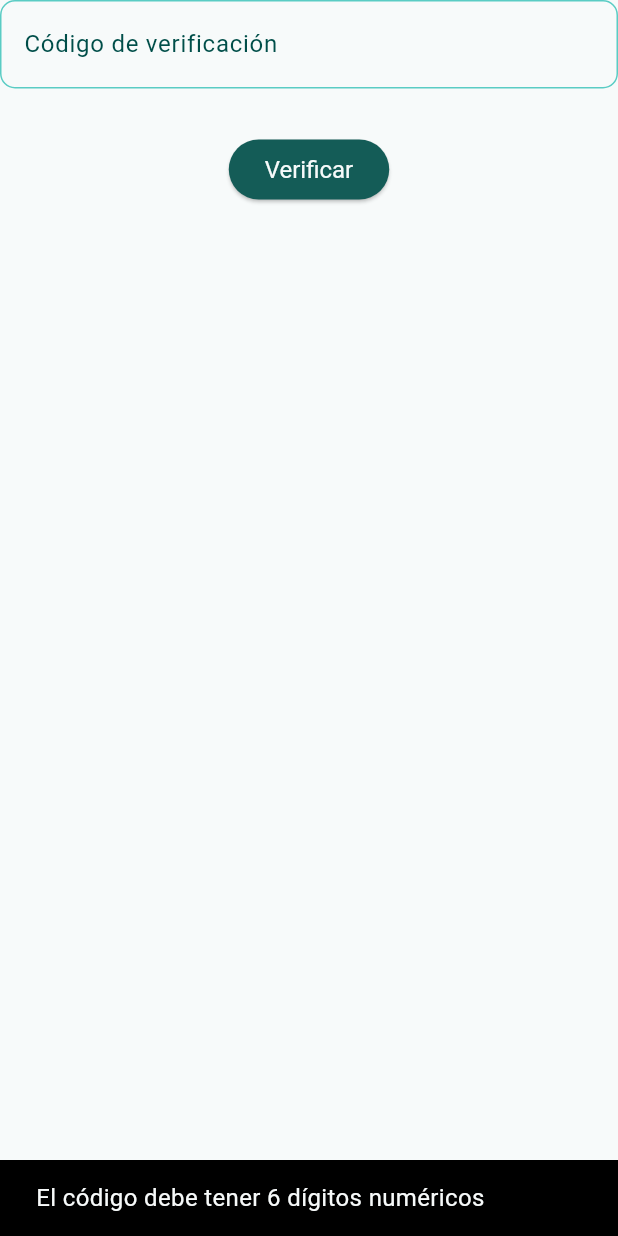
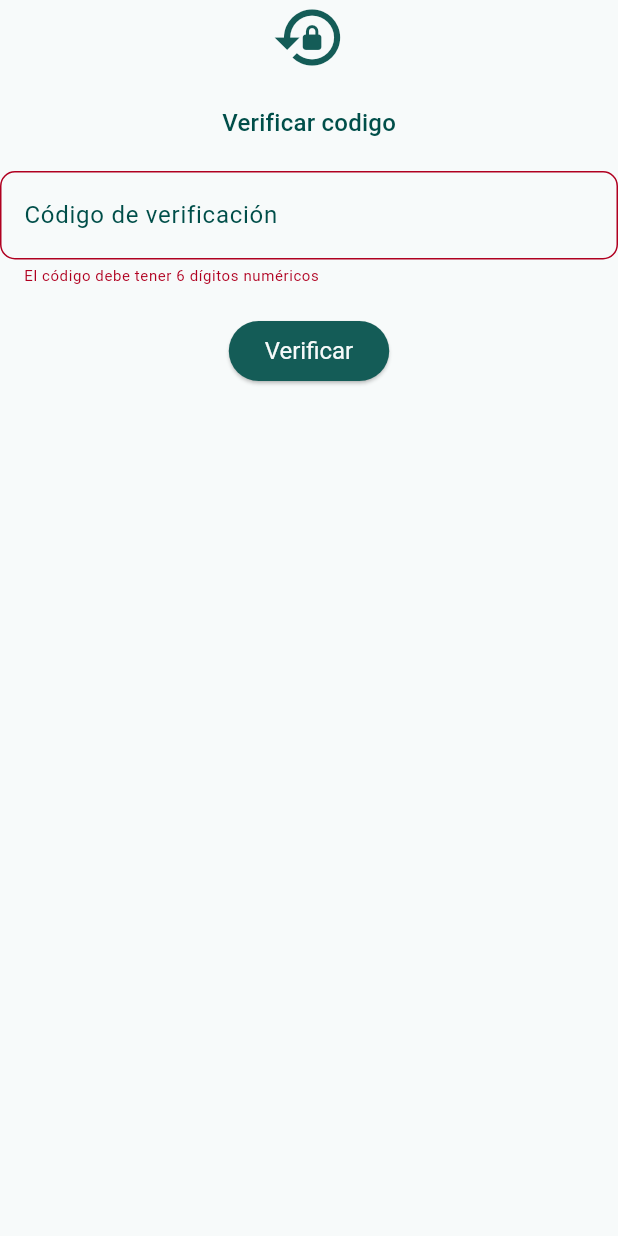
Before and after one commit to Emmanueloz/frontend_water_quality, a Flutter app: the CodeForm widget shown alone on an empty page, opened directly with empty values, after a tap on "Verificar", on a phone screen of 412 x 824 dp. Run offline on Flutter 3.47's test engine with Material 3 defaults, Android fonts, the phone set to English and light mode, and no system bars; our stand-ins replace dio, fl_chart, flutter_map, go_router, hive, latlong2; missing offline and left inert: flutter_map_cancellable_tile_provider, girix_code_gauge, intl_mobile_field; accounts and stored records are empty.

Commit message:
refactor: Refactorizar formularios de código y correo electrónico para utilizar StatelessWidget y agregar validaciones en los campos de entrada. Mejorar la estructura del formulario y la gestión de errores.

```diff
--- a/lib/presentation/widgets/specific/auth/code_form.dart
+++ b/lib/presentation/widgets/specific/auth/code_form.dart
@@ -1,49 +1,55 @@
 import 'package:flutter/material.dart';
 
-class CodeForm extends StatefulWidget {
+class CodeForm extends StatelessWidget {
   final void Function(String code) onValid;
 
-  const CodeForm({super.key, required this.onValid});
+  CodeForm({super.key, required this.onValid});
 
-  @override
-  State<CodeForm> createState() => _CodeFormState();
-}
-
-class _CodeFormState extends State<CodeForm> {
   final TextEditingController _controller = TextEditingController();
 
   void _submit() {
     final code = _controller.text.trim();
-    if (code.length != 6 || int.tryParse(code) == null) {
-      _showSnackBar("El código debe tener 6 dígitos numéricos");
-      return;
-    }
 
-    widget.onValid(code);
-  }
-
-  void _showSnackBar(String msg) {
-    ScaffoldMessenger.of(context).showSnackBar(SnackBar(content: Text(msg)));
+    onValid(code);
   }
 
   @override
   Widget build(BuildContext context) {
-    return Column(
+    final formKey = GlobalKey<FormState>();
+
+    return Form(
+      key: formKey,
+      child: Column(
+        crossAxisAlignment: CrossAxisAlignment.center,
+        spacing: 20,
         children: [
-        TextField(
+          const Icon(Icons.lock_reset, size: 50),
+          Text('Verificar codigo',
+              style: Theme.of(context).textTheme.titleMedium),
+          TextFormField(
             controller: _controller,
             keyboardType: TextInputType.number,
             decoration:
                 const InputDecoration(labelText: 'Código de verificación'),
+            validator: (value) {
+              if (value!.length != 6 || int.tryParse(value) == null) {
+                return "El código debe tener 6 dígitos numéricos";
+              }
+              return null;
+            },
           ),
-        const SizedBox(height: 30),
           Center(
             child: ElevatedButton(
-            onPressed: _submit,
+              onPressed: () {
+                if (formKey.currentState!.validate()) {
+                  _submit();
+                }
+              },
               child: const Text('Verificar'),
             ),
           ),
         ],
+      ),
     );
   }
 }
```
Also changed, not shown: lib/presentation/widgets/specific/auth/email_form.dart (+21 -26 lines). Lines whose indentation alone changed are shown as unchanged.
